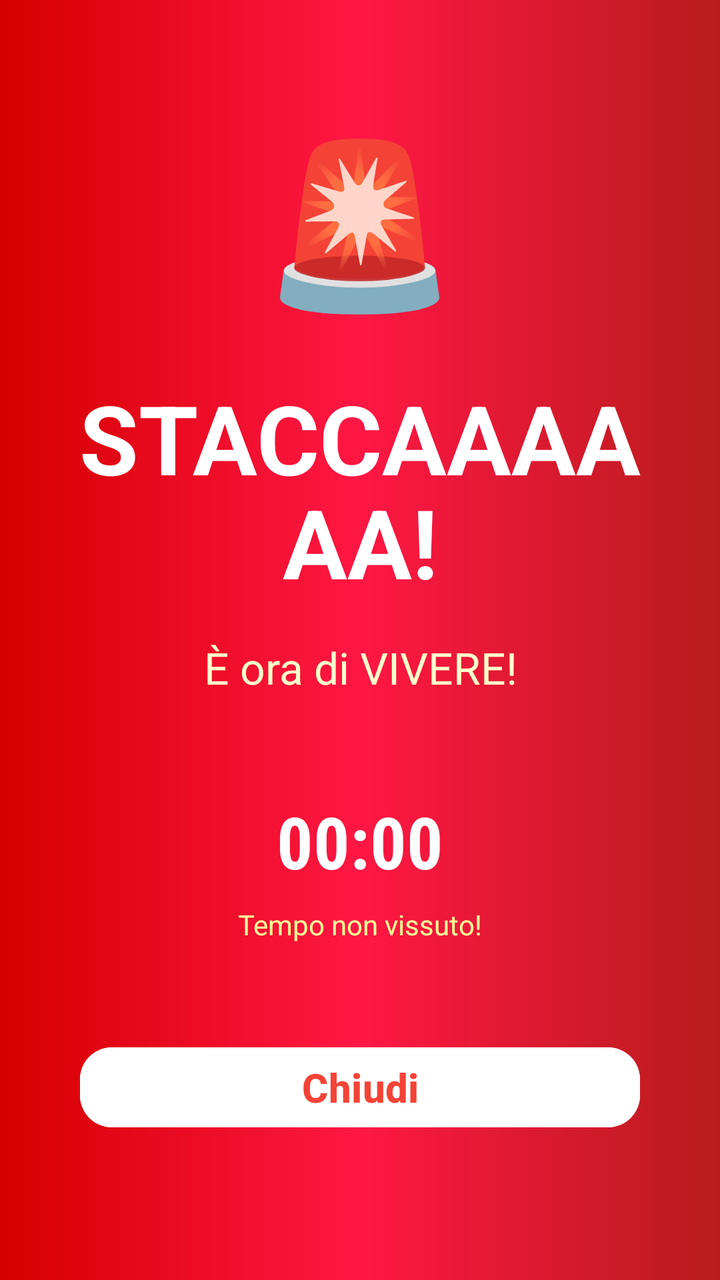
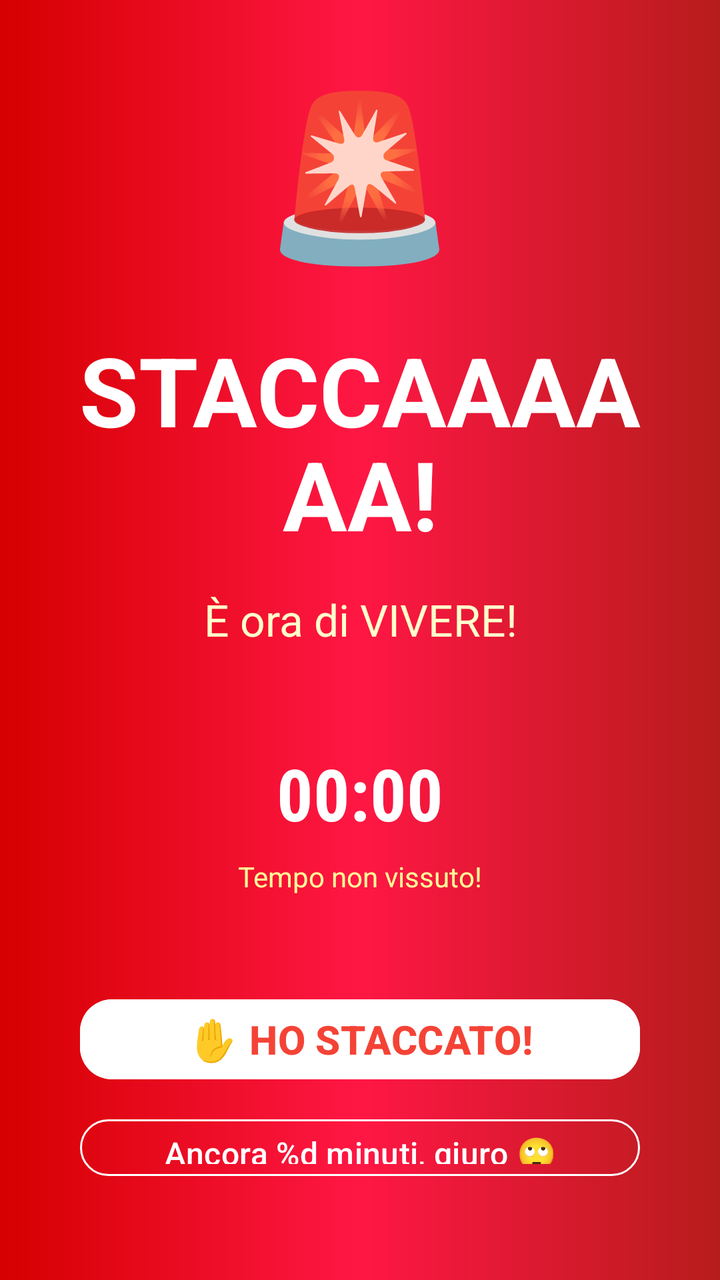

Two renders of the same Android screen: before a commit and after it. Below are the layout's source before the change and the commit's diff.
<!-- AndroidManifest.xml: activity theme Theme.Stacca.FullScreen -->
<!-- res/layout/activity_fullscreen_alert.xml -->
<?xml version="1.0" encoding="utf-8"?>
<FrameLayout xmlns:android="http://schemas.android.com/apk/res/android"
    android:layout_width="match_parent"
    android:layout_height="match_parent"
    android:background="@drawable/alert_background">

    <LinearLayout
        android:layout_width="match_parent"
        android:layout_height="match_parent"
        android:orientation="vertical"
        android:gravity="center"
        android:padding="32dp">

        
        <TextView
            android:id="@+id/tvAlertEmoji"
            android:layout_width="wrap_content"
            android:layout_height="wrap_content"
            android:text="🚨"
            android:textSize="80sp"
            android:layout_marginBottom="24dp" />

        
        <TextView
            android:id="@+id/tvAlertTitle"
            android:layout_width="wrap_content"
            android:layout_height="wrap_content"
            android:text="@string/fullscreen_title"
            style="@style/TextAppearance.Stacca.Alert"
            android:gravity="center"
            android:layout_marginBottom="16dp" />

        
        <TextView
            android:id="@+id/tvAlertMessage"
            android:layout_width="wrap_content"
            android:layout_height="wrap_content"
            android:text="@string/fullscreen_subtitle"
            android:textSize="22sp"
            android:textColor="#FFFFFFCC"
            android:gravity="center"
            android:layout_marginBottom="48dp"
            android:lineSpacingExtra="4dp" />

        
        <TextView
            android:id="@+id/tvOvertimeCounter"
            android:layout_width="wrap_content"
            android:layout_height="wrap_content"
            android:text="00:00"
            android:textSize="36sp"
            android:textStyle="bold"
            android:textColor="@color/white"
            android:fontFamily="sans-serif-condensed"
            android:layout_marginBottom="8dp" />

        <TextView
            android:layout_width="wrap_content"
            android:layout_height="wrap_content"
            android:text="@string/overtime"
            android:textSize="14sp"
            android:textColor="#FFFFFF99"
            android:layout_marginBottom="48dp" />

        
        <com.google.android.material.button.MaterialButton
            android:id="@+id/btnStopWork"
            android:layout_width="280dp"
            android:layout_height="wrap_content"
            android:text="Chiudi"
            style="@style/Widget.Stacca.Button.Primary"
            android:backgroundTint="@color/white"
            android:textColor="@color/alert_nuclear"
            android:textSize="20sp"
            android:layout_marginBottom="16dp" />

    </LinearLayout>
</FrameLayout>
<!-- resources referenced by this layout -->
<resources>
  <color name="alert_nuclear">#F44336</color>
  <color name="white">#FFFFFF</color>
  <!-- drawable alert_background (drawable) -->
  <?xml version="1.0" encoding="utf-8"?>
  <shape xmlns:android="http://schemas.android.com/apk/res/android"
      android:shape="rectangle">
      <gradient
          android:angle="180"
          android:startColor="#B71C1C"
          android:centerColor="#FF1744"
          android:endColor="#D50000"
          android:type="linear" />
  </shape>
  <string name="fullscreen_subtitle">È ora di VIVERE!</string>
  <string name="fullscreen_title">STACCAAAAAA!</string>
  <string name="overtime">Tempo non vissuto!</string>
  <style name="TextAppearance.Stacca.Alert" parent="TextAppearance.Material3.DisplayMedium">
          <item name="android:textSize">48sp</item>
          <item name="android:textStyle">bold</item>
          <item name="android:textColor">@color/white</item>
          <item name="android:fontFamily">sans-serif-black</item>
      </style>
  <style name="Widget.Stacca.Button.Primary" parent="Widget.Material3.Button">
          <item name="android:textSize">16sp</item>
          <item name="android:textStyle">bold</item>
          <item name="android:textColor">@color/white</item>
          <item name="android:textAllCaps">false</item>
          <item name="cornerRadius">16dp</item>
      </style>
  <style name="Theme.Stacca.FullScreen" parent="Theme.Stacca">
          <item name="android:windowFullscreen">true</item>
          <item name="android:windowNoTitle">true</item>
          <item name="android:windowBackground">@color/alert_nuclear</item>
      </style>
  <style name="Theme.Stacca" parent="Theme.Material3.Dark.NoActionBar">
          <item name="colorPrimary">@color/primary</item>
          <item name="colorPrimaryDark">@color/primary_dark</item>
          <item name="colorOnPrimary">@color/on_primary</item>
          <item name="colorSecondary">@color/secondary</item>
          <item name="colorOnSecondary">@color/on_secondary</item>
          <item name="colorTertiary">@color/tertiary</item>
          <item name="colorOnTertiary">@color/on_tertiary</item>
          <item name="android:colorBackground">@color/background_dark</item>
          <item name="colorSurface">@color/surface</item>
          <item name="colorSurfaceVariant">@color/surface_variant</item>
          <item name="android:textColorPrimary">@color/text_primary</item>
          <item name="android:textColorSecondary">@color/text_secondary</item>
          <item name="android:textColorHint">@color/text_hint</item>
          <item name="android:statusBarColor">@color/background_dark</item>
          <item name="android:navigationBarColor">@color/background_dark</item>
          <item name="android:windowBackground">@color/background_dark</item>
      </style>
  <color name="primary">#FF6B35</color>
  <color name="primary_dark">#E55A2B</color>
  <color name="on_primary">#FFFFFF</color>
  <color name="secondary">#7B2FF7</color>
  <color name="on_secondary">#FFFFFF</color>
  <color name="tertiary">#00C9A7</color>
  <color name="on_tertiary">#FFFFFF</color>
  <color name="background_dark">#0D0D1A</color>
  <color name="surface">#16213E</color>
  <color name="surface_variant">#1E2A4A</color>
  <color name="text_primary">#FFFFFF</color>
  <color name="text_secondary">#B0B0CC</color>
  <color name="text_hint">#6E6E8A</color>
</resources>

<!-- the commit's change to res/layout/activity_fullscreen_alert.xml (unified diff, before → after) -->
@@ -1,5 +1,6 @@
 <?xml version="1.0" encoding="utf-8"?>
 <FrameLayout xmlns:android="http://schemas.android.com/apk/res/android"
+    xmlns:app="http://schemas.android.com/apk/res-auto"
     android:layout_width="match_parent"
     android:layout_height="match_parent"
     android:background="@drawable/alert_background">
@@ -67,11 +68,21 @@
             android:id="@+id/btnStopWork"
             android:layout_width="280dp"
             android:layout_height="wrap_content"
-            android:text="Chiudi"
+            android:text="@string/btn_ho_staccato"
             style="@style/Widget.Stacca.Button.Primary"
             android:backgroundTint="@color/white"
             android:textColor="@color/alert_nuclear"
             android:textSize="20sp"
+            android:layout_marginBottom="12dp" />
+
+        <com.google.android.material.button.MaterialButton
+            android:id="@+id/btnSnooze"
+            android:layout_width="280dp"
+            android:layout_height="wrap_content"
+            android:text="@string/btn_snooze"
+            style="@style/Widget.Stacca.Button.Secondary"
+            app:strokeColor="@color/white"
+            android:textColor="@color/white"
             android:layout_marginBottom="16dp" />
 
     </LinearLayout>
<!-- resource entries referenced after the edit -->
@@ -13,6 +13,8 @@
           android:endColor="#D50000"
           android:type="linear" />
   </shape>
+  <string name="btn_ho_staccato">✋ HO STACCATO!</string>
+  <string name="btn_snooze">Ancora %d minuti, giuro 🙄</string>
   <string name="fullscreen_subtitle">È ora di VIVERE!</string>
   <string name="fullscreen_title">STACCAAAAAA!</string>
   <string name="overtime">Tempo non vissuto!</string>
@@ -28,6 +30,12 @@
           <item name="android:textColor">@color/white</item>
           <item name="android:textAllCaps">false</item>
           <item name="cornerRadius">16dp</item>
+      </style>
+  <style name="Widget.Stacca.Button.Secondary" parent="Widget.Material3.Button.OutlinedButton">
+          <item name="android:textSize">16sp</item>
+          <item name="cornerRadius">16dp</item>
+          <item name="strokeColor">@color/primary</item>
+          <item name="android:textColor">@color/primary</item>
       </style>
   <style name="Theme.Stacca.FullScreen" parent="Theme.Stacca">
           <item name="android:windowFullscreen">true</item>
